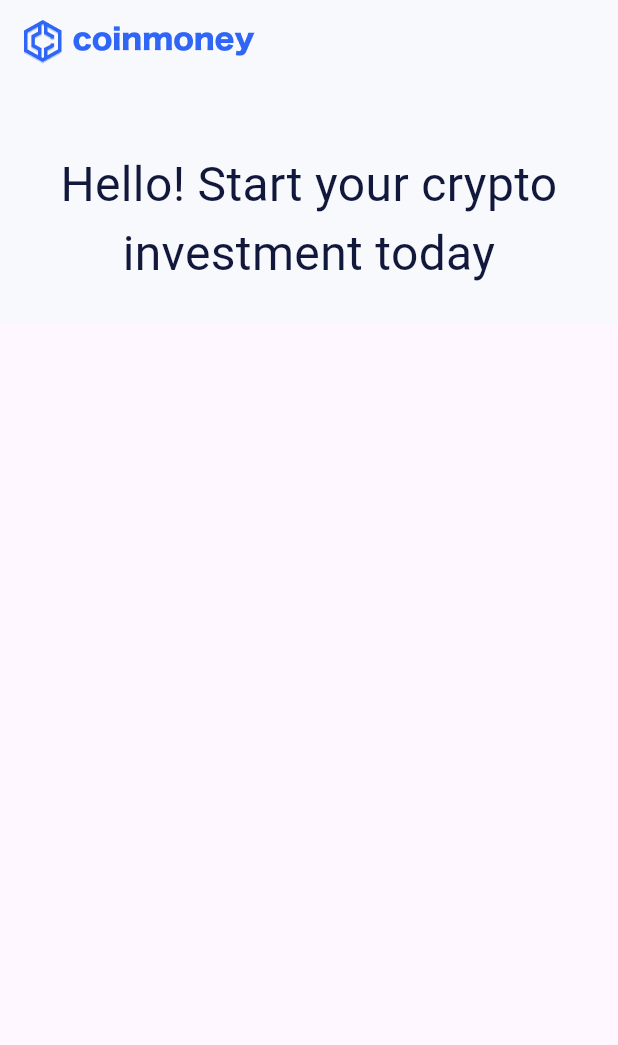
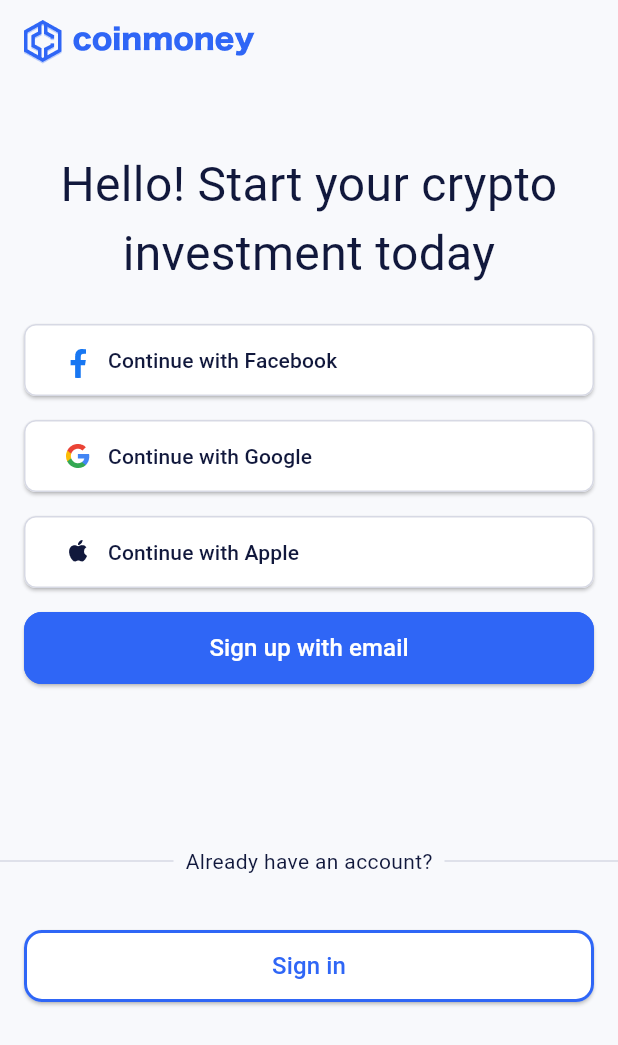
Before and after one commit to bai-93/binanceApp, a Flutter app: the screen it shows after launch, on a phone screen of 412 x 824 dp. Shown: the top 1045 px of the screen. Run offline on Flutter 3.47's test engine with Material 3 defaults, Android fonts, the light colour scheme and no system bars; our stand-ins replace adaptive_theme, bloc, dio, equatable, flutter_bloc, get_it and 5 more; generated files the repository leaves out were written again.

Commit message:
added signUp welcome screen and added base stateless screen

```diff
--- a/lib/config/base_widgets/base_stateless.dart
+++ b/lib/config/base_widgets/base_stateless.dart
@@ -5,7 +5,9 @@
 enum AppbarType { onboarding, signUp, custom, none }
 
 abstract class BaseScreenStateless extends StatelessWidget {
-  const BaseScreenStateless({super.key});
+  Size sizeOfScreen = Size(0.0, 0.0);
+
+  BaseScreenStateless({super.key});
 
   Widget body() {
     return Container(color: Colors.yellow);
@@ -14,12 +16,14 @@
   AppBar _onboardingAppbar() {
     return AppBar(
       backgroundColor: AppColors.backgroundWhiteTheme,
+      surfaceTintColor: Colors.transparent,
       title: Image.asset('lib/images/login/signup/coinmoney_appbar.png'),
     );
   }
 
   AppBar _signUpAppbar() {
     return AppBar(
+      surfaceTintColor: Colors.transparent,
       backgroundColor: AppColors.backgroundWhiteTheme,
       title: Image.asset('lib/images/login/signup/coinmoney_appbar.png'),
     );
@@ -27,6 +31,7 @@
 
   AppBar customAppbar() {
     return AppBar(
+      surfaceTintColor: Colors.transparent,
       backgroundColor: Colors.black,
       title: const Text(
         'override !customAppbar! method',
@@ -48,10 +53,16 @@
     }
   }
 
+  void getSizeScreen(BuildContext context) {
+    sizeOfScreen = MediaQuery.of(context).size;
+  }
+
   @override
   Widget build(BuildContext context) {
+    getSizeScreen(context);
     if (typeOfAppbar() != null) {
       return Scaffold(
+        backgroundColor: AppColors.backgroundWhiteTheme,
         appBar: typeOfAppbar(),
         body: body(),
       );
@@ -62,7 +73,7 @@
 }
 
 class TestBaseScreenUse extends BaseScreenStateless {
-  const TestBaseScreenUse({super.key});
+  TestBaseScreenUse({super.key});
 
   @override
   Widget build(BuildContext context) {
--- a/lib/config/route/router.dart
+++ b/lib/config/route/router.dart
@@ -42,7 +42,7 @@
         GoRoute(
           path: '/sign_up',
           builder: (context, state) {
-            return const SignUpWelcomeScreen();
+            return SignUpWelcomeScreen();
           },
         ),
         shelRouter()
--- a/lib/presentation/pages/login_page/SignUp/sign_up_welcome.dart
+++ b/lib/presentation/pages/login_page/SignUp/sign_up_welcome.dart
@@ -3,7 +3,7 @@
 import 'package:sheker/utilities/app_colors.dart';
 
 class SignUpWelcomeScreen extends BaseScreenStateless {
-  const SignUpWelcomeScreen({super.key});
+  SignUpWelcomeScreen({super.key});
 
   @override
   AppBar? typeOfAppbar({AppbarType type = AppbarType.none}) {
@@ -28,8 +28,112 @@
           const SizedBox(
             height: 24.0,
           ),
+          societyAppButtons(() {
+            debugPrint('Facebook');
+          }, 'facebook', 'Continue with Facebook'),
+          const SizedBox(height: 16.0),
+          societyAppButtons(() {
+            debugPrint('Google');
+          }, 'google', 'Continue with Google'),
+          const SizedBox(height: 16.0),
+          societyAppButtons(() {
+            debugPrint('Apple');
+          }, 'apple', 'Continue with Apple'),
+          const SizedBox(height: 16.0),
+          button(() {
+            debugPrint("Sign up with email");
+          }, 'Sign up with email', true),
+          const SizedBox(height: 108.0),
+          Row(
+            mainAxisAlignment: MainAxisAlignment.spaceBetween,
+            children: [
+              Flexible(
+                child: Container(
+                  color: AppColors.otline,
+                  height: 1.0,
+                ),
+              ),
+              const SizedBox(
+                width: 8.0,
+              ),
+              Text(
+                'Already have an account?',
+                style: TextStyle(color: AppColors.text),
+              ),
+              const SizedBox(
+                width: 8.0,
+              ),
+              Flexible(
+                child: Container(
+                  color: AppColors.otline,
+                  height: 1.0,
+                ),
+              )
+            ],
+          ),
+          const SizedBox(
+            height: 36.0,
+          ),
+          button(() {
+            debugPrint('Sign in');
+          }, 'Sign in', false),
+          const SizedBox(height: 64.0)
         ]),
       ),
     );
   }
+
+  Widget societyAppButtons(
+      void Function() onPressed, String imageName, String nameOfButton) {
+    return ElevatedButton(
+        onPressed: () {
+          onPressed();
+        },
+        style: ElevatedButton.styleFrom(
+            shape: RoundedRectangleBorder(
+                side: BorderSide(color: AppColors.otline),
+                borderRadius: BorderRadius.circular(8.0)),
+            fixedSize: Size(sizeOfScreen.width - 32.0, 48.0),
+            backgroundColor: Colors.white,
+            surfaceTintColor: Colors.white,
+            foregroundColor: Colors.grey.shade300, // highlight color
+            splashFactory: NoSplash.splashFactory),
+        child: Row(
+          mainAxisAlignment: MainAxisAlignment.start,
+          children: [
+            Padding(
+              padding: const EdgeInsets.only(top: 12.0, bottom: 12.0),
+              child: Image.asset('lib/images/login/signup/${imageName}.png',
+                  width: 24.0, height: 24.0),
+            ),
+            const SizedBox(width: 8.0),
+            Text(
+              nameOfButton,
+              style: TextStyle(color: AppColors.text, fontSize: 14.0),
+            )
+          ],
+        ));
+  }
+
+  Widget button(void Function() onPressed, String title, bool flag) {
+    return ElevatedButton(
+        onPressed: onPressed,
+        style: ElevatedButton.styleFrom(
+            splashFactory: NoSplash.splashFactory,
+            fixedSize: Size(sizeOfScreen.width - 32, 48.0),
+            backgroundColor:
+                flag ? AppColors.onboardingPrimary : AppColors.surface,
+            shape: RoundedRectangleBorder(
+              side: BorderSide(color: AppColors.onboardingPrimary, width: 2.0),
+              borderRadius: const BorderRadius.all(Radius.circular(12.0)),
+            )),
+        child: Center(
+          child: Text(
+            title,
+            style: TextStyle(
+                color: flag ? AppColors.surface : AppColors.onboardingPrimary,
+                fontSize: 16.0),
+          ),
+        ));
+  }
 }
--- a/lib/utilities/app_colors.dart
+++ b/lib/utilities/app_colors.dart
@@ -6,4 +6,6 @@
   static Color backgroundWhiteTheme = "#F8F9FC".toColor();
   static Color secondary = '#696F8C'.toColor();
   static Color text = '#11183C'.toColor();
+  static Color otline = '#D7D9E4'.toColor();
+  static Color surface = '#FFFFFF'.toColor();
 }
```
